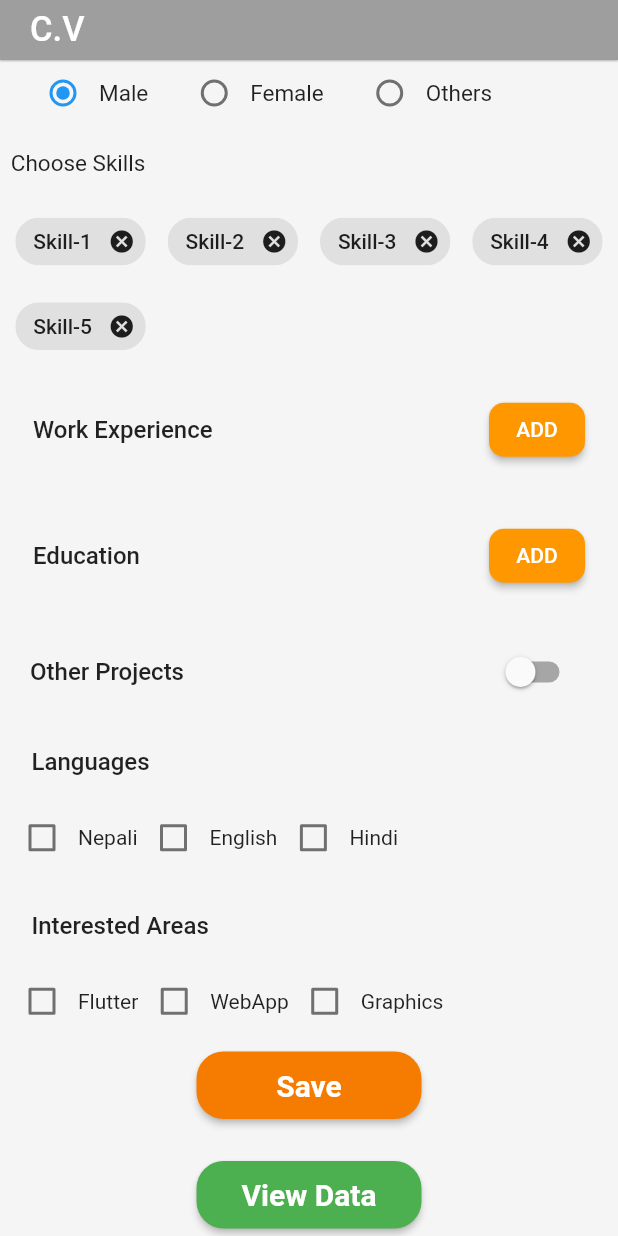
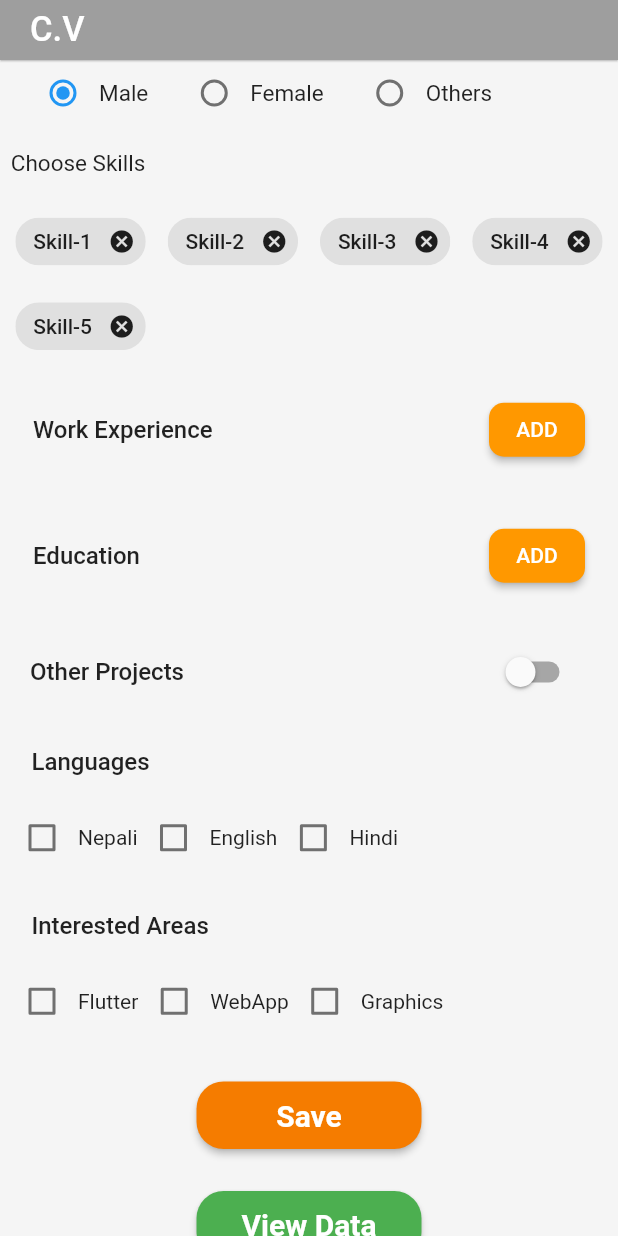
Before and after one commit to Yazoo555/-flutter_intern, a Flutter app: the screen it shows after launch, scrolled down 512 dp, on a phone screen of 412 x 824 dp. Run offline on Flutter 3.47's test engine with Material 2 defaults, Android fonts, the phone set to English and light mode, and no system bars; our stand-ins replace shared_preferences.

Commit message:
FINAL COMMIT -->>2

```diff
--- a/lib/day_6/cv_page.dart
+++ b/lib/day_6/cv_page.dart
@@ -357,6 +357,10 @@ class _CvPageState extends State<CvPage> {
                 ),
 
                 //
+
+                SizedBox(
+                  height: 20,
+                ),
                 //
                 ElevatedButton(
                   style: ElevatedButton.styleFrom(
```
Also changed, not shown: lib/Svd_data.dart (+17 -2 lines).
